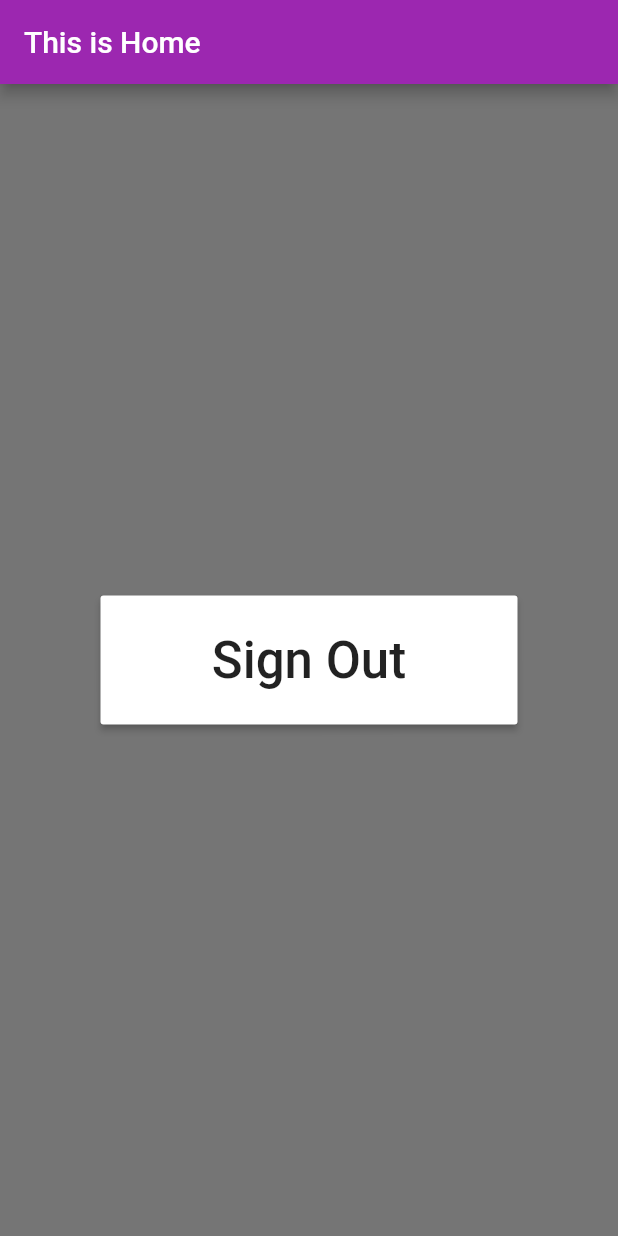
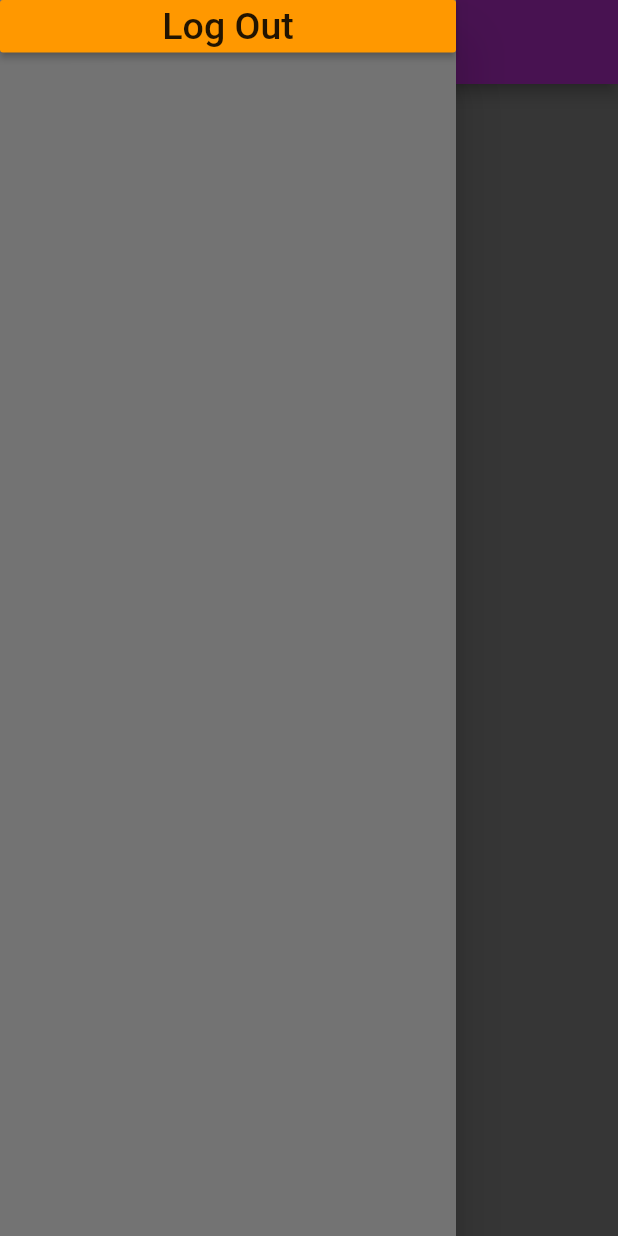
Before and after one commit to adadarohan/Audoptik_App, a Flutter app: the myHomeScreen screen opened directly, with the side drawer open (before the commit the screen has no drawer), on a phone screen of 412 x 824 dp. Run offline on Flutter 3.47's test engine with Material 2 defaults, Android fonts, the phone set to English and light mode, and no system bars; our stand-ins replace cloud_firestore, firebase_auth, google_sign_in; accounts and stored records are empty; Roboto replaces fonts that are missing (Helvetica).

```diff
--- a/audoptik_app/lib/home/home.dart
+++ b/audoptik_app/lib/home/home.dart
@@ -15,12 +15,23 @@ class myHomeScreen extends StatelessWidget {
         child: Text("This is Home"),
         ),
       ),
-      body: Center(child: ButtonTheme(
-        minWidth: 278,
-        height: 86,
-        child: RaisedButton(
-          onPressed: () async{
-            myLoginWidgets _currentUser = Provider.of<myLoginWidgets>(context, listen: false);
+      drawer: new Drawer(
+
+        child: Container(
+          color: Colors.black54,
+           child:ListView(
+          children: <Widget>[
+           Container(
+             height: 35,
+              width: 45,
+              child: ButtonTheme(
+             minWidth: 45,
+             height: 35,
+             child:  RaisedButton(
+              child: Text("Log Out", style: TextStyle(fontFamily: "Helvetica", fontSize: 25.0),),
+              color: Colors.orange,
+              onPressed: () async{
+                myLoginWidgets _currentUser = Provider.of<myLoginWidgets>(context, listen: false);
           String _returnString = await _currentUser.signOut();
           if(_returnString == "success"){
             Navigator.pushAndRemoveUntil(context,
@@ -30,16 +41,17 @@ class myHomeScreen extends StatelessWidget {
                     (route) => false
             );
           }
-          },
-          color: Colors.white,
-          child: Text(
-            "Sign Out",
-            style: TextStyle(fontSize: 34.0),
+              },
+
             ),
+           ),
+              ),
 
-          ),
-        )
-      )
+          ],
+        ),
+         ),
+      ),
+
 
     );
   }
```
